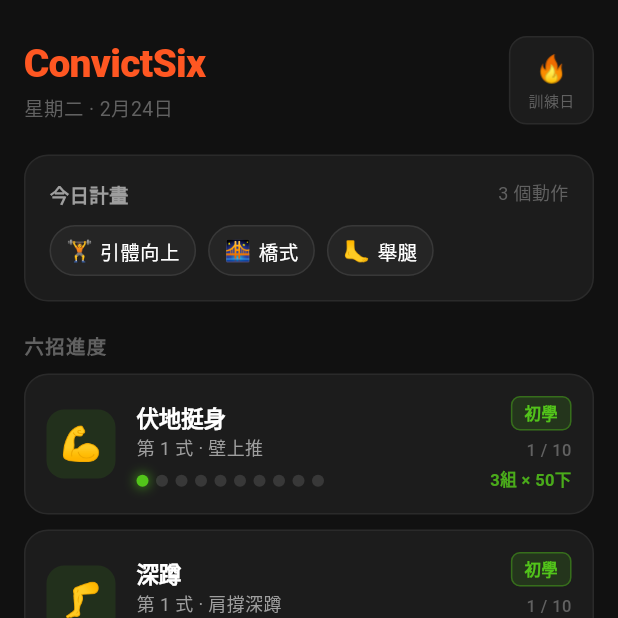
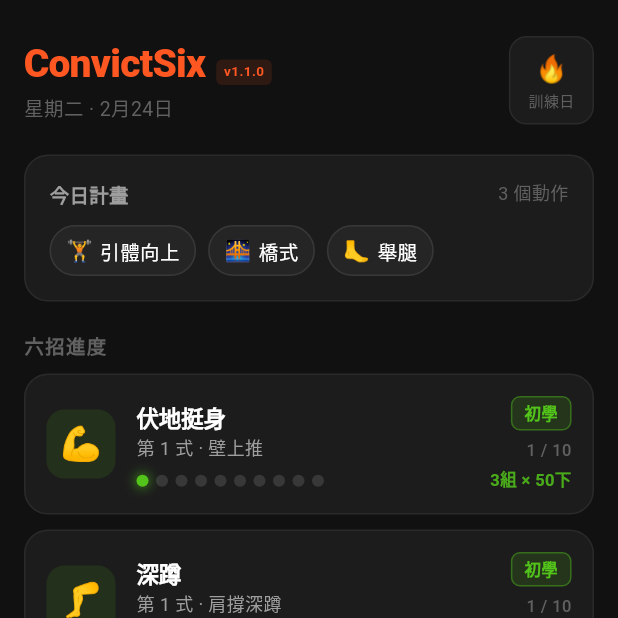
Before and after one commit to seasu/ConvictSix-Calisthenics-Tracker, a Flutter app: the screen it shows after launch, on a phone screen of 412 x 824 dp, the top half of it. Run offline on Flutter 3.47's test engine with Material 3 defaults, Android fonts, the phone set to English and light mode, and no system bars; our stand-ins replace flutter_riverpod, shared_preferences.

Commit message:
Add version badge v1.1.0 to home screen header

```diff
--- a/lib/features/home/home_screen.dart
+++ b/lib/features/home/home_screen.dart
@@ -7,6 +7,8 @@ import '../../data/providers/app_providers.dart';
 import '../../shared/theme/app_theme.dart';
 import '../../shared/widgets/exercise_detail_sheet.dart';
 import '../../shared/widgets/exercise_progress_card.dart';
+
+const _kAppVersion = 'v1.1.0';
 
 class HomeScreen extends ConsumerWidget {
   const HomeScreen({super.key});
@@ -126,7 +128,11 @@ class _Header extends StatelessWidget {
             child: Column(
               crossAxisAlignment: CrossAxisAlignment.start,
               children: [
-                // App name
+                // App name + version
+                Row(
+                  crossAxisAlignment: CrossAxisAlignment.baseline,
+                  textBaseline: TextBaseline.alphabetic,
+                  children: [
                     const Text(
                       'ConvictSix',
                       style: TextStyle(
@@ -135,6 +141,26 @@ class _Header extends StatelessWidget {
                         color: kPrimary,
                         letterSpacing: -0.5,
                       ),
+                    ),
+                    const SizedBox(width: 7),
+                    Container(
+                      padding: const EdgeInsets.symmetric(
+                          horizontal: 5, vertical: 2),
+                      decoration: BoxDecoration(
+                        color: kPrimary.withValues(alpha: 0.12),
+                        borderRadius: BorderRadius.circular(4),
+                      ),
+                      child: const Text(
+                        _kAppVersion,
+                        style: TextStyle(
+                          fontSize: 9,
+                          fontWeight: FontWeight.w700,
+                          color: kPrimary,
+                          letterSpacing: 0.3,
+                        ),
+                      ),
+                    ),
+                  ],
                 ),
                 const SizedBox(height: 2),
                 Text(
--- a/pubspec.yaml
+++ b/pubspec.yaml
@@ -1,7 +1,7 @@
 name: convict_six_calisthenics_tracker
 description: Track your progress through the Convict Conditioning six-movement programme.
 publish_to: 'none'
-version: 1.0.0+1
+version: 1.1.0+2
 
 environment:
   sdk: '>=3.0.0 <4.0.0'
```
Lines whose indentation alone changed are shown as unchanged.
